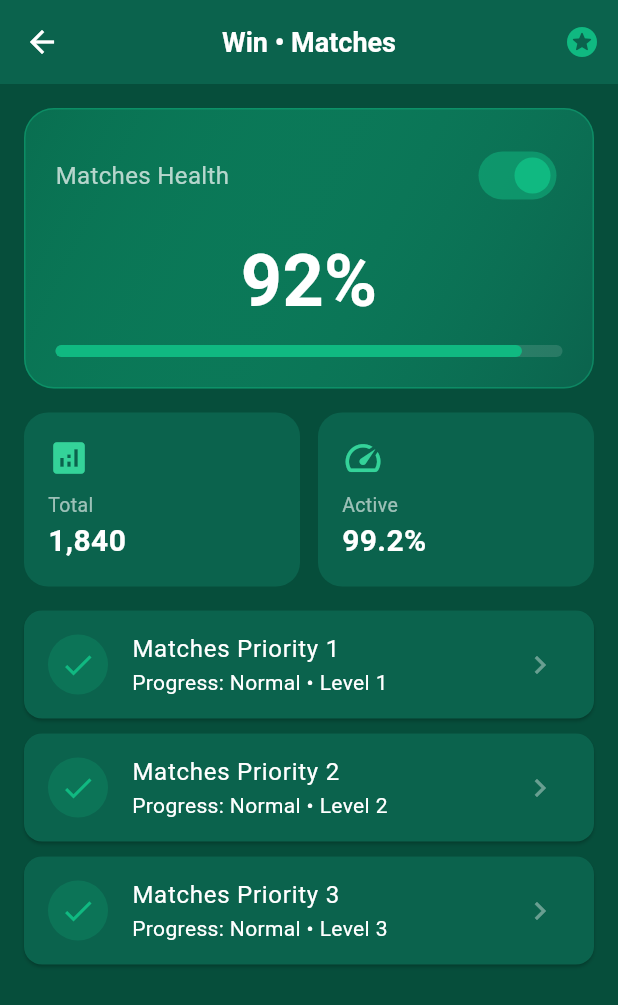
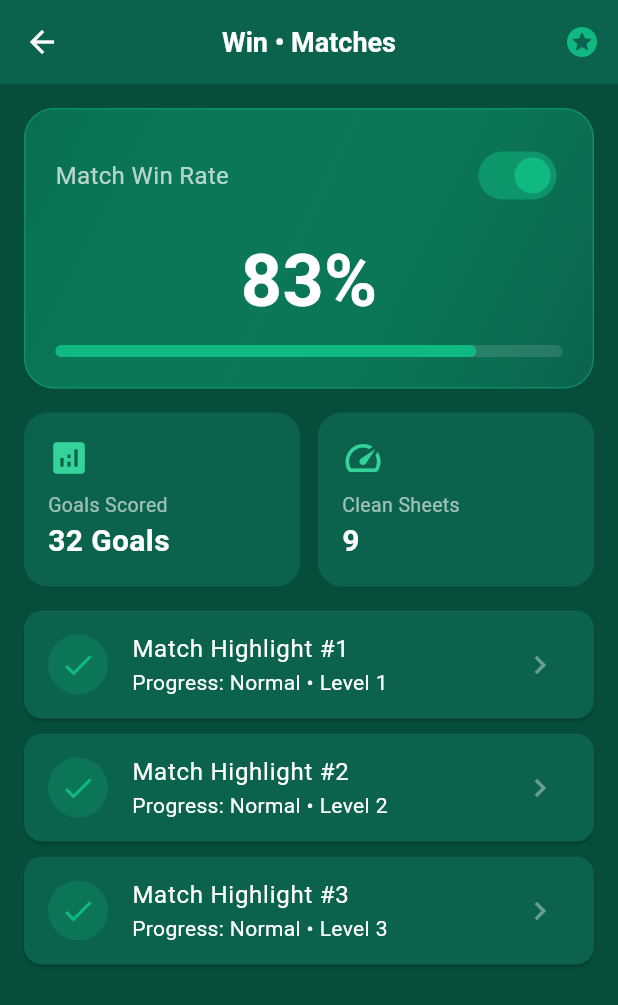
Before and after one commit to mancolo13/com.winmatchday.football.live, a Flutter app: the Tab1Screen screen opened directly, on a phone screen of 412 x 824 dp. Shown: the top 1005 px of the screen. Run offline on Flutter 3.47's test engine with Material 3 defaults, Android fonts, the phone set to English and light mode, and no system bars.

Commit message:
feat(ui): diversify tab layouts and customize domain-specific content

```diff
--- a/lib/screens/main_screen.dart
+++ b/lib/screens/main_screen.dart
@@ -16,10 +16,10 @@ class _MainScreenState extends State<MainScreen> {
   int _currentIndex = 0;
 
   final List<Widget> _screens = const [
+    Tab2Screen(),
     Tab1Screen(),
-    Tab2Screen(),
+    Tab4Screen(),
     Tab3Screen(),
-    Tab4Screen(),
   ];
 
   @override
@@ -52,7 +52,6 @@ class _MainScreenState extends State<MainScreen> {
           selectedIcon: const Icon(Icons.insights, color: AppTheme.primaryColor),
           label: 'Stats',
         ),
-
         ],
       ),
     );
--- a/lib/screens/tabs/tab1_screen.dart
+++ b/lib/screens/tabs/tab1_screen.dart
@@ -44,7 +44,7 @@ class _Tab1ScreenState extends State<Tab1Screen> {
                 Row(
                   mainAxisAlignment: MainAxisAlignment.spaceBetween,
                   children: [
-                    Text('Matches Health', style: const TextStyle(fontSize: 16, color: Colors.white70)),
+                    Text('Match Win Rate', style: const TextStyle(fontSize: 16, color: Colors.white70)),
                     Switch(
                       value: _active,
                       activeThumbColor: AppTheme.primaryColor,
@@ -53,10 +53,10 @@ class _Tab1ScreenState extends State<Tab1Screen> {
                   ],
                 ),
                 const SizedBox(height: 12),
-                Text('$_score%', style: const TextStyle(fontSize: 48, fontWeight: FontWeight.bold)),
+                Text('83%', style: const TextStyle(fontSize: 48, fontWeight: FontWeight.bold)),
                 const SizedBox(height: 8),
                 LinearProgressIndicator(
-                  value: 0.92,
+                  value: 0.83,
                   backgroundColor: Colors.white12,
                   color: AppTheme.primaryColor,
                   minHeight: 8,
@@ -68,9 +68,9 @@ class _Tab1ScreenState extends State<Tab1Screen> {
           const SizedBox(height: 16),
           Row(
             children: [
-              Expanded(child: _buildMetric('Total', '1,840', Icons.analytics)),
+              Expanded(child: _buildMetric('Goals Scored', '32 Goals', Icons.analytics)),
               const SizedBox(width: 12),
-              Expanded(child: _buildMetric('Active', '99.2%', Icons.speed)),
+              Expanded(child: _buildMetric('Clean Sheets', '9', Icons.speed)),
             ],
           ),
           const SizedBox(height: 16),
@@ -82,7 +82,7 @@ class _Tab1ScreenState extends State<Tab1Screen> {
                 backgroundColor: AppTheme.primaryColor.withValues(alpha: 0.2),
                 child: Icon(Icons.check, color: AppTheme.primaryColor),
               ),
-              title: Text('Matches Priority ${i + 1}'),
+              title: Text('Match Highlight #${i + 1}'),
               subtitle: Text('Progress: Normal • Level ${i + 1}'),
               trailing: const Icon(Icons.chevron_right, color: Colors.white38),
               onTap: () => setState(() => _score = (_score + 1) % 100),
--- a/lib/screens/tabs/tab3_screen.dart
+++ b/lib/screens/tabs/tab3_screen.dart
@@ -10,7 +10,7 @@ class Tab3Screen extends StatefulWidget {
 }
 
 class _Tab3ScreenState extends State<Tab3Screen> {
-  double _val = 0.5;
+  double _val = 0.95;
   bool _sync = true;
 
   @override
@@ -40,7 +40,7 @@ class _Tab3ScreenState extends State<Tab3Screen> {
                   ],
                 ),
                 const Divider(height: 24),
-                const Text('Threshold Slider', style: TextStyle(fontSize: 15)),
+                const Text('Goal Push Notification Speed', style: const TextStyle(fontSize: 15)),
                 Slider(
                   value: _val,
                   activeColor: AppTheme.secondaryColor,
@@ -57,7 +57,7 @@ class _Tab3ScreenState extends State<Tab3Screen> {
               children: [
                 ListTile(
                   leading: const Icon(Icons.settings, color: AppTheme.secondaryColor),
-                  title: const Text('Detailed Calibration'),
+                  title: const Text('Live VAR Replay Alert'),
                   subtitle: const Text('Adaptive settings presets'),
                   trailing: const Icon(Icons.arrow_forward_ios, size: 14),
                   onTap: () => RoutingService.openRegistrationUrl(),
--- a/lib/screens/tabs/tab4_screen.dart
+++ b/lib/screens/tabs/tab4_screen.dart
@@ -23,8 +23,8 @@ class Tab4Screen extends StatelessWidget {
                   child: const Icon(Icons.person, size: 40, color: AppTheme.primaryColor),
                 ),
                 const SizedBox(height: 12),
-                const Text('Account Active', style: TextStyle(fontSize: 18, fontWeight: FontWeight.bold)),
-                const Text('Tier: Pro Member', style: TextStyle(color: AppTheme.secondaryColor, fontSize: 13)),
+                const Text('Match Fan #1029', style: TextStyle(fontSize: 18, fontWeight: FontWeight.bold)),
+                const Text('Tier: VIP Season Pass: Active', style: TextStyle(color: AppTheme.secondaryColor, fontSize: 13)),
               ],
             ),
           ),
--- a/pubspec.yaml
+++ b/pubspec.yaml
@@ -1,5 +1,5 @@
-name: app116
-description: "WinNotes application."
+name: app135
+description: "WinMatchday Live Football."
 publish_to: 'none'
 version: 1.0.0+1
 
```
Also changed, not shown: lib/screens/tabs/tab2_screen.dart (+5 -5 lines).
